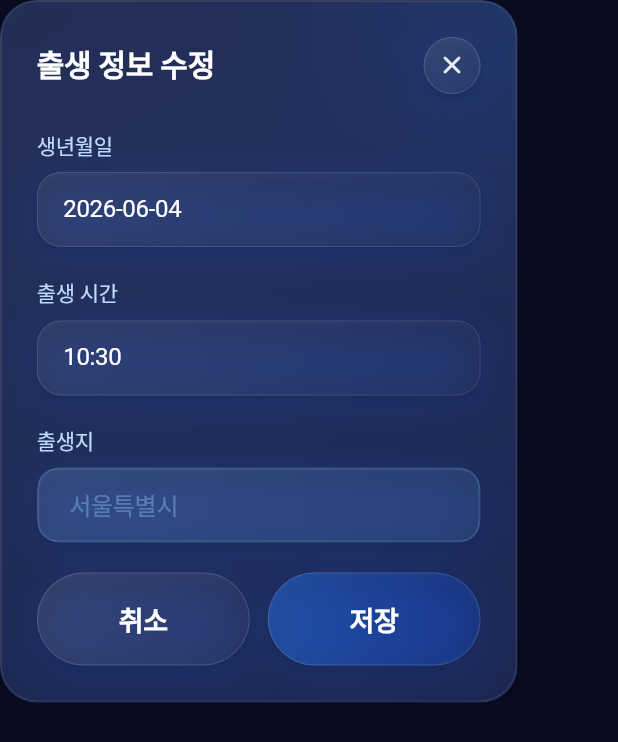
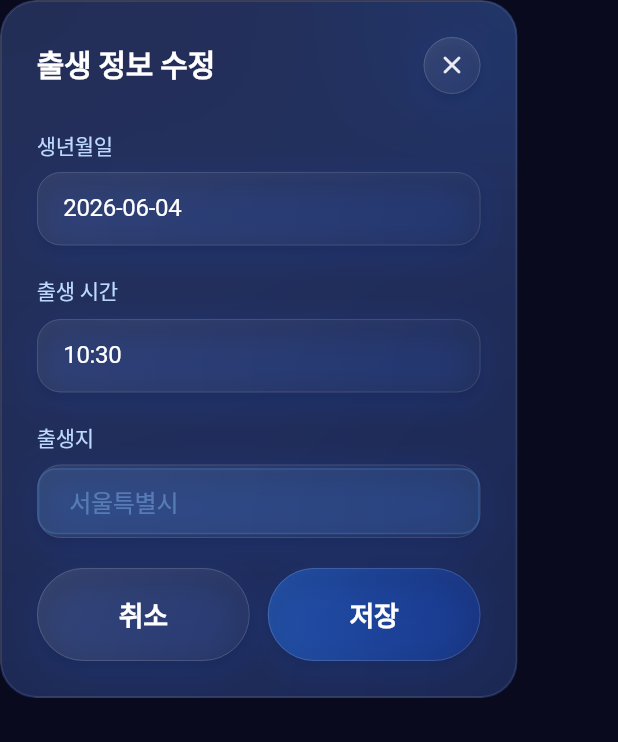
Before and after one commit to bellca225/stellara, a Flutter app: the _EditBirthInfoDialog widget shown alone on an empty page, opened directly with empty values, on a phone screen of 412 x 824 dp. Shown: the top 742 px of the screen. Run offline on Flutter 3.47's test engine with Material 3 defaults, Android fonts, the phone set to English and light mode, and no system bars; our stand-ins replace cloud_firestore, dio, firebase_auth, firebase_core, flutter_dotenv, flutter_riverpod and 5 more; accounts and stored records are empty; Roboto replaces fonts that are missing (Pretendard); statements that could not run were skipped.

Commit message:
fix: 인풋 필드 디자인 통일 및 AI 질문 개선
- fix: _GlassFieldShell alignment 복구 → _DisplayInput 텍스트 상단 붙는 현상 해결 (my_page)
- fix: _GlassFieldShell isCollapsed→isDense, height 1.5→1.0으로 통일 (my_page)
- fix: Container padding 제거 후 TextField contentPadding으로 통일 (add_friend)
- fix: 검색 TextField isDense 누락 추가 (friend_screen)
- fix: IconButton suffixIcon padding/constraints 제거 → 비밀번호 필드 높이 정상화 (login, signup)
- feat: 랜덤 질문 로컬 fallback 시 토스트 알림 추가 (random_question_screen)
- feat: 랜덤 질문 프롬프트 길이 제한 추가 (2줄/40자 이내)

```diff
--- a/lib/features/auth/presentation/login_screen.dart
+++ b/lib/features/auth/presentation/login_screen.dart
@@ -196,6 +196,8 @@
                         hintText: '',
                         obscureText: _obscurePw,
                         suffixIcon: IconButton(
+                          padding: EdgeInsets.zero,
+                          constraints: const BoxConstraints(),
                           icon: Icon(
                             _obscurePw
                                 ? Icons.visibility_off_outlined
--- a/lib/features/auth/presentation/signup_screen.dart
+++ b/lib/features/auth/presentation/signup_screen.dart
@@ -381,6 +381,8 @@
                             hintText: '',
                             obscureText: _obscurePw,
                             suffixIcon: IconButton(
+                              padding: EdgeInsets.zero,
+                              constraints: const BoxConstraints(),
                               icon: Icon(
                                 _obscurePw
                                     ? Icons.visibility_off_outlined
@@ -430,6 +432,8 @@
                                     ),
                                   ),
                                 IconButton(
+                                  padding: EdgeInsets.zero,
+                                  constraints: const BoxConstraints(),
                                   icon: Icon(
                                     _obscurePwConfirm
                                         ? Icons.visibility_off_outlined
--- a/lib/features/content/data/ai_question_repository.dart
+++ b/lib/features/content/data/ai_question_repository.dart
@@ -80,6 +80,10 @@
 - 친구 displayName만 사용하고 loginId는 절대 쓰지 않음
 - 질문만 보고도 웃기거나 답해보고 싶어야 함
 - 점성술 표현은 자연스럽게 녹이고, 겁주거나 단정하지 말 것
+
+[길이 제한 — 반드시 준수]
+- 질문은 2줄을 절대 넘지 않는다 (모바일 기준 한 줄 약 20자, 총 40자 이내)
+- 불필요한 수식어·설명·괄호 보충 없이 핵심만 담아 짧고 임팩트 있게
 
 [출력 형식]
 {"question": "질문 텍스트 1개"}
--- a/lib/features/friends/presentation/add_friend_screen.dart
+++ b/lib/features/friends/presentation/add_friend_screen.dart
@@ -317,7 +317,7 @@
       crossAxisAlignment: CrossAxisAlignment.start,
       children: [
         Container(
-          height: 48,
+          height: 49,
           decoration: BoxDecoration(
             gradient: const LinearGradient(
               begin: Alignment.topLeft,
@@ -333,7 +333,6 @@
             ),
             boxShadow: _glassBoxShadow,
           ),
-          padding: const EdgeInsets.symmetric(horizontal: 20, vertical: 12),
           child: TextField(
             controller: controller,
             keyboardType: TextInputType.visiblePassword,
@@ -361,7 +360,7 @@
               enabledBorder: InputBorder.none,
               focusedBorder: InputBorder.none,
               filled: false,
-              contentPadding: EdgeInsets.zero,
+              contentPadding: EdgeInsets.symmetric(horizontal: 20, vertical: 14),
               counterText: '',
               isDense: true,
             ),
--- a/lib/features/friends/presentation/friend_screen.dart
+++ b/lib/features/friends/presentation/friend_screen.dart
@@ -684,6 +684,7 @@
                 focusedBorder: InputBorder.none,
                 filled: false,
                 contentPadding: EdgeInsets.zero,
+                isDense: true,
               ),
             ),
           ),
--- a/lib/features/profile/presentation/my_page_screen.dart
+++ b/lib/features/profile/presentation/my_page_screen.dart
@@ -1015,7 +1015,8 @@
   Widget build(BuildContext context) {
     final borderColor = hasError ? _C.error : _C.cardBorder;
     return Container(
-      height: 50,
+      height: 49,
+      alignment: Alignment.centerLeft,
       decoration: BoxDecoration(
         borderRadius: BorderRadius.circular(16),
         border: Border.all(color: borderColor, width: 0.636),
@@ -1026,7 +1027,6 @@
         ),
         boxShadow: _glassBoxShadow,
       ),
-      alignment: Alignment.centerLeft,
       child: child,
     );
   }
@@ -1163,17 +1163,17 @@
                 color: _C.white,
                 fontSize: 16,
                 fontWeight: FontWeight.w400,
-                height: 1.5,
+                height: 1.0,
                 letterSpacing: -0.2,
                 fontFamily: 'Pretendard',
               ),
               cursorColor: _C.accent,
               decoration: const InputDecoration(
                 border: InputBorder.none,
-                isCollapsed: true,
+                isDense: true,
                 contentPadding: EdgeInsets.symmetric(
                   horizontal: 17,
-                  vertical: 13,
+                  vertical: 14,
                 ),
               ),
             ),
@@ -1493,7 +1493,7 @@
                 color: _C.white,
                 fontSize: 16,
                 fontWeight: FontWeight.w400,
-                height: 1.5,
+                height: 1.0,
                 letterSpacing: -0.2,
                 fontFamily: 'Pretendard',
               ),
@@ -1504,15 +1504,15 @@
                   color: _C.inputHint,
                   fontSize: 16,
                   fontWeight: FontWeight.w400,
-                  height: 1.5,
+                  height: 1.0,
                   letterSpacing: -0.2,
                   fontFamily: 'Pretendard',
                 ),
                 border: InputBorder.none,
-                isCollapsed: true,
+                isDense: true,
                 contentPadding: EdgeInsets.symmetric(
                   horizontal: 17,
-                  vertical: 13,
+                  vertical: 14,
                 ),
               ),
             ),
```
Also changed, not shown: lib/features/content/presentation/random_question_screen.dart (+14 -0 lines), 1 other file.
